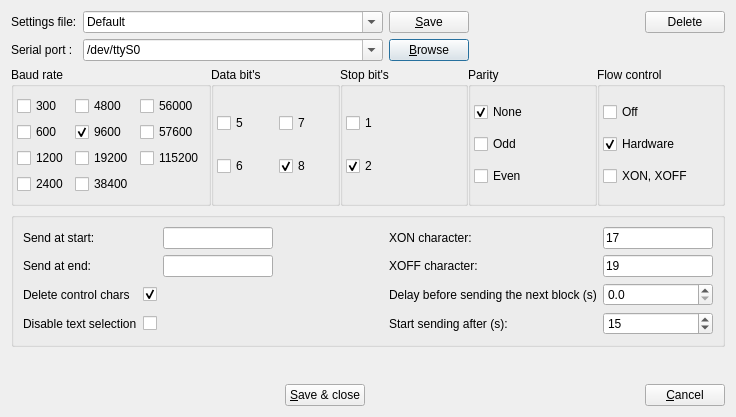
GCodeProjects/GCodeWorkShop, file src/spconfigdialog.ui: the form before one commit.
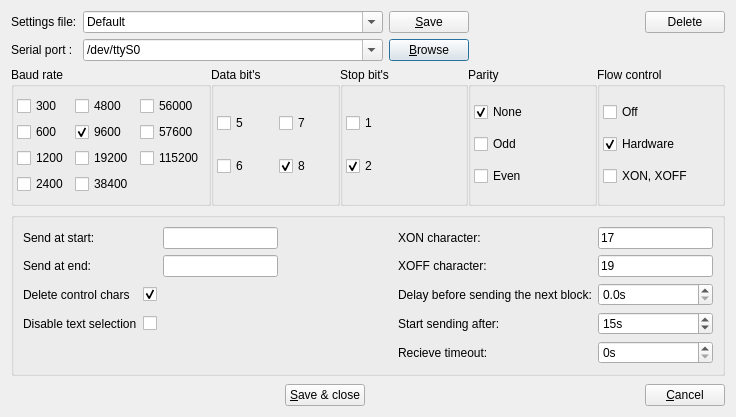
The form after the commit. Icons and pictures are not drawn.

```diff
--- a/src/spconfigdialog.ui
+++ b/src/spconfigdialog.ui
@@ -492,14 +492,20 @@
          <bool>true</bool>
         </property>
         <property name="text">
-         <string>Delay before sending the next block (s)</string>
+         <string>Delay before sending the next block:</string>
         </property>
        </widget>
       </item>
       <item row="3" column="6">
        <widget class="QDoubleSpinBox" name="delayDoubleSpinBox">
         <property name="toolTip">
-         <string>Seconds</string>
+         <string/>
+        </property>
+        <property name="prefix">
+         <string/>
+        </property>
+        <property name="suffix">
+         <string>s</string>
         </property>
         <property name="decimals">
          <number>1</number>
@@ -601,23 +607,6 @@
         </property>
        </widget>
       </item>
-      <item row="4" column="4">
-       <widget class="QLabel" name="label_8">
-        <property name="text">
-         <string>Start sending after (s):</string>
-        </property>
-       </widget>
-      </item>
-      <item row="4" column="6">
-       <widget class="QSpinBox" name="startDelaySpinBox">
-        <property name="maximum">
-         <number>60</number>
-        </property>
-        <property name="value">
-         <number>15</number>
-        </property>
-       </widget>
-      </item>
       <item row="0" column="3">
        <spacer name="horizontalSpacer_4">
         <property name="orientation">
@@ -707,6 +696,49 @@
         </property>
        </widget>
       </item>
+      <item row="4" column="4">
+       <widget class="QLabel" name="label_8">
+        <property name="text">
+         <string>Start sending after:</string>
+        </property>
+       </widget>
+      </item>
+      <item row="4" column="6">
+       <widget class="QSpinBox" name="startDelaySpinBox">
+        <property name="suffix">
+         <string>s</string>
+        </property>
+        <property name="maximum">
+         <number>60</number>
+        </property>
+        <property name="value">
+         <number>15</number>
+        </property>
+       </widget>
+      </item>
+      <item row="5" column="4">
+       <widget class="QLabel" name="label_11">
+        <property name="text">
+         <string>Recieve timeout:</string>
+        </property>
+       </widget>
+      </item>
+      <item row="5" column="6">
+       <widget class="QSpinBox" name="recieveTimeoutSpinBox">
+        <property name="toolTip">
+         <string>Close the recieve dialog after this timetimeout</string>
+        </property>
+        <property name="suffix">
+         <string>s</string>
+        </property>
+        <property name="maximum">
+         <number>300</number>
+        </property>
+        <property name="value">
+         <number>0</number>
+        </property>
+       </widget>
+      </item>
      </layout>
     </widget>
    </item>
```
